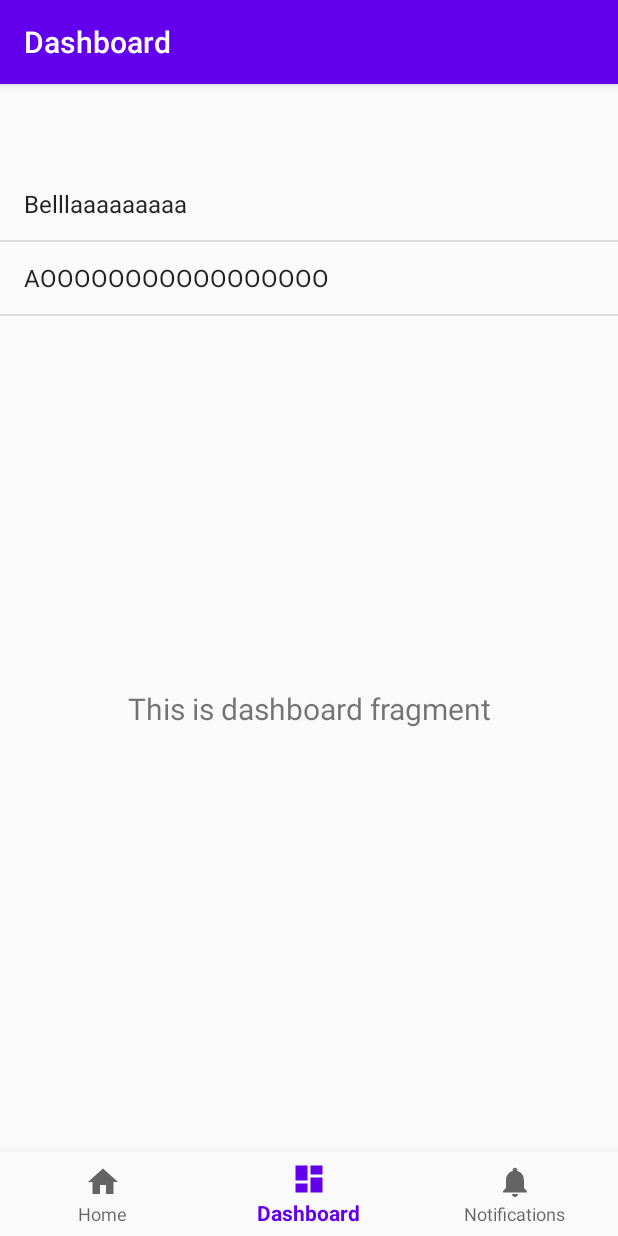
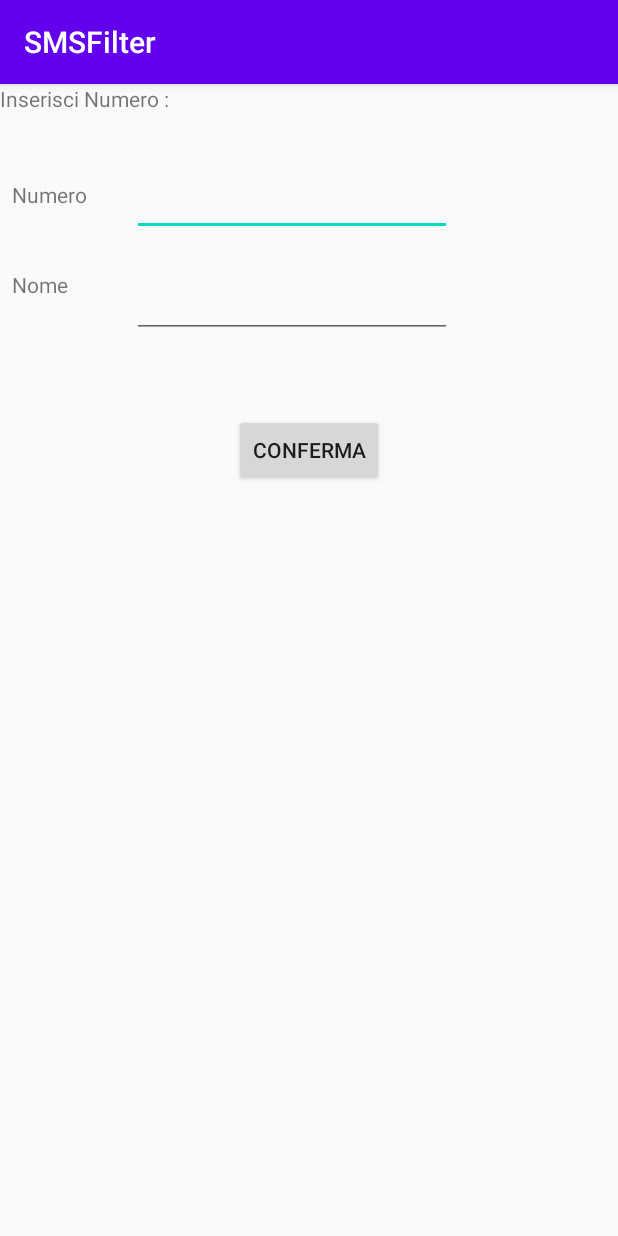
Before and after one commit to andreox/SMSFilter, an Android app: the screen it shows after launch (MainActivity before the commit, InserimentoNumero after it), item 2 of the bottom bar chosen, on a phone screen of 412 x 824 dp. Run offline under Robolectric (Android 15) with nearby library versions, the phone set to English and light mode, and no system bars; our stand-ins replace navigation-ui.

Commit message:
Added phone number deletion and insertion from SQLite DB

```diff
--- a/SMSFilter-master/app/src/main/AndroidManifest.xml
+++ b/SMSFilter-master/app/src/main/AndroidManifest.xml
@@ -11,7 +11,9 @@
         android:roundIcon="@mipmap/ic_launcher_round"
         android:supportsRtl="true"
         android:theme="@style/Theme.SMSFilter">
-        <activity android:name=".DisplayMessage"></activity>
+        <activity android:name=".CancellazioneNumero"></activity>
+        <activity android:name=".InserimentoNumero" />
+        <activity android:name=".DisplayMessage" />
 
         <receiver
             android:name=".MyReceiver"
--- a/SMSFilter-master/app/src/main/java/com/example/smsfilter/DBHelper.java
+++ b/SMSFilter-master/app/src/main/java/com/example/smsfilter/DBHelper.java
@@ -3,6 +3,7 @@ package com.example.smsfilter;
 import android.content.ContentValues;
 import android.content.Context;
 import android.database.Cursor;
+import android.database.sqlite.SQLiteConstraintException;
 import android.database.sqlite.SQLiteDatabase;
 import android.database.sqlite.SQLiteOpenHelper;
 
@@ -53,7 +54,8 @@ public class DBHelper extends SQLiteOpenHelper {
         ContentValues contentValues = new ContentValues() ;
         contentValues.put("Telefono", phone);
         contentValues.put("Nome", name);
-        db.insert("Persone", null, contentValues);
+        if ( (db.insert("Persone", null, contentValues)) == -1 ) throw new SQLiteConstraintException();
+
         return true;
 
     }
@@ -61,8 +63,9 @@ public class DBHelper extends SQLiteOpenHelper {
     public int deleteContact (String phone) {
         SQLiteDatabase db = this.getWritableDatabase();
         return db.delete("Persone",
-                "id = ? ",
+                "Telefono = ? ",
                 new String[]{phone});
+
     }
 
     public Cursor getData(int id) {
@@ -79,7 +82,7 @@ public class DBHelper extends SQLiteOpenHelper {
         res.moveToFirst();
 
         while(res.isAfterLast() == false){
-            array_list.add(res.getString(res.getColumnIndex(CONTACTS_COLUMN_NAME)));
+            array_list.add(res.getString(res.getColumnIndex("Telefono")));
             res.moveToNext();
         }
         return array_list;
--- /dev/null
+++ b/SMSFilter-master/app/src/main/java/com/example/smsfilter/InserimentoNumero.java
@@ -0,0 +1,48 @@
+package com.example.smsfilter;
+
+import android.database.sqlite.SQLiteConstraintException;
+import android.support.v7.app.AppCompatActivity;
+import android.os.Bundle;
+import android.view.View;
+import android.widget.Button;
+import android.widget.EditText;
+import android.widget.Toast;
+
+public class InserimentoNumero extends AppCompatActivity {
+
+    @Override
+    protected void onCreate(Bundle savedInstanceState) {
+        super.onCreate(savedInstanceState);
+        setContentView(R.layout.activity_inserimento_numero);
+        DBHelper db = new DBHelper(this) ;
+
+        EditText numero = (EditText) findViewById(R.id.editTextPhone) ;
+        EditText nome = (EditText) findViewById(R.id.editTextTextPersonName) ;
+
+        Button btn = (Button) findViewById(R.id.button) ;
+
+        btn.setOnClickListener(new View.OnClickListener() {
+            @Override
+            public void onClick(View v) {
+
+                String ph_number = numero.getText().toString() ;
+                String cont_name = nome.getText().toString();
+
+                if ( ph_number != null ) { //Questo IF è da rivedere per il Testing ( Approfondibile )
+
+                    try {
+                        db.insertContact(ph_number, cont_name);
+                    }
+
+                    catch( SQLiteConstraintException e ) {
+
+                        Toast.makeText(getApplicationContext(), "CONTATTO GIA' INSERITO", Toast.LENGTH_SHORT).show();
+
+                    }
+                }
+
+                System.out.println( db.getAllContacts() ) ;
+            }
+        });
+    }
+}
--- a/SMSFilter-master/app/src/main/java/com/example/smsfilter/MainActivity.java
+++ b/SMSFilter-master/app/src/main/java/com/example/smsfilter/MainActivity.java
@@ -2,14 +2,17 @@ package com.example.smsfilter;
 
 import android.content.Intent;
 import android.os.Bundle;
+import android.support.annotation.NonNull;
 import android.support.design.widget.BottomNavigationView;
 import android.support.v7.app.AppCompatActivity;
+import android.view.MenuItem;
 import android.view.View;
 import android.widget.AdapterView;
 import android.widget.ArrayAdapter;
 import android.widget.ListView;
 
 import androidx.navigation.NavController;
+import androidx.navigation.NavDirections;
 import androidx.navigation.Navigation;
 import androidx.navigation.ui.AppBarConfiguration;
 import androidx.navigation.ui.NavigationUI;
@@ -64,7 +67,28 @@ public class MainActivity extends AppCompatActivity {
             }
         });
 
+        navView.setOnNavigationItemSelectedListener(new BottomNavigationView.OnNavigationItemSelectedListener() {
+            @Override
+            public boolean onNavigationItemSelected(@NonNull MenuItem item) {
 
+                switch ( item.getItemId() ) {
+
+                    case R.id.navigation_dashboard :
+                        Intent a = new Intent(MainActivity.this,InserimentoNumero.class);
+                        startActivity(a);
+                        break;
+
+                    case R.id.navigation_notifications :
+
+                        Intent b = new Intent( MainActivity.this, CancellazioneNumero.class) ;
+                        startActivity(b);
+                        break ;
+
+                }
+
+                return false ;
+            }
+        });
     }
 
 }
--- /dev/null
+++ b/SMSFilter-master/app/src/main/res/layout/activity_inserimento_numero.xml
@@ -0,0 +1,68 @@
+<?xml version="1.0" encoding="utf-8"?>
+<android.support.constraint.ConstraintLayout xmlns:android="http://schemas.android.com/apk/res/android"
+    xmlns:app="http://schemas.android.com/apk/res-auto"
+    xmlns:tools="http://schemas.android.com/tools"
+    android:layout_width="match_parent"
+    android:layout_height="match_parent"
+    tools:context=".InserimentoNumero">
+
+    <TextView
+        android:id="@+id/textView"
+        android:layout_width="wrap_content"
+        android:layout_height="wrap_content"
+        android:text="Inserisci Numero :"
+        app:layout_constraintStart_toStartOf="parent"
+        app:layout_constraintTop_toTopOf="parent" />
+
+    <EditText
+        android:id="@+id/editTextPhone"
+        android:layout_width="wrap_content"
+        android:layout_height="wrap_content"
+        android:layout_marginStart="88dp"
+        android:layout_marginTop="56dp"
+        android:ems="10"
+        android:inputType="phone"
+        app:layout_constraintStart_toStartOf="parent"
+        app:layout_constraintTop_toTopOf="parent" />
+
+    <Button
+        android:id="@+id/button"
+        android:layout_width="wrap_content"
+        android:layout_height="wrap_content"
+        android:layout_marginStart="156dp"
+        android:layout_marginTop="220dp"
+        android:text="Conferma"
+        app:layout_constraintStart_toStartOf="parent"
+        app:layout_constraintTop_toTopOf="parent" />
+
+    <TextView
+        android:id="@+id/textView4"
+        android:layout_width="wrap_content"
+        android:layout_height="wrap_content"
+        android:layout_marginStart="8dp"
+        android:layout_marginTop="64dp"
+        android:text="Numero"
+        app:layout_constraintStart_toStartOf="parent"
+        app:layout_constraintTop_toTopOf="parent" />
+
+    <EditText
+        android:id="@+id/editTextTextPersonName"
+        android:layout_width="wrap_content"
+        android:layout_height="wrap_content"
+        android:layout_marginStart="88dp"
+        android:layout_marginTop="124dp"
+        android:ems="10"
+        android:inputType="textPersonName"
+        app:layout_constraintStart_toStartOf="parent"
+        app:layout_constraintTop_toTopOf="parent" />
+
+    <TextView
+        android:id="@+id/textView5"
+        android:layout_width="63dp"
+        android:layout_height="25dp"
+        android:layout_marginStart="8dp"
+        android:layout_marginTop="124dp"
+        android:text="Nome"
+        app:layout_constraintStart_toStartOf="parent"
+        app:layout_constraintTop_toTopOf="parent" />
+</android.support.constraint.ConstraintLayout>
```
Also changed, not shown: SMSFilter-master/app/src/main/java/com/example/smsfilter/CancellazioneNumero.java (added, +49 -0 lines), SMSFilter-master/app/src/main/res/layout/activity_cancellazione_numero.xml (added, +39 -0 lines), SMSFilter-master/app/src/main/res/navigation/mobile_navigation.xml (+10 -1 lines).
